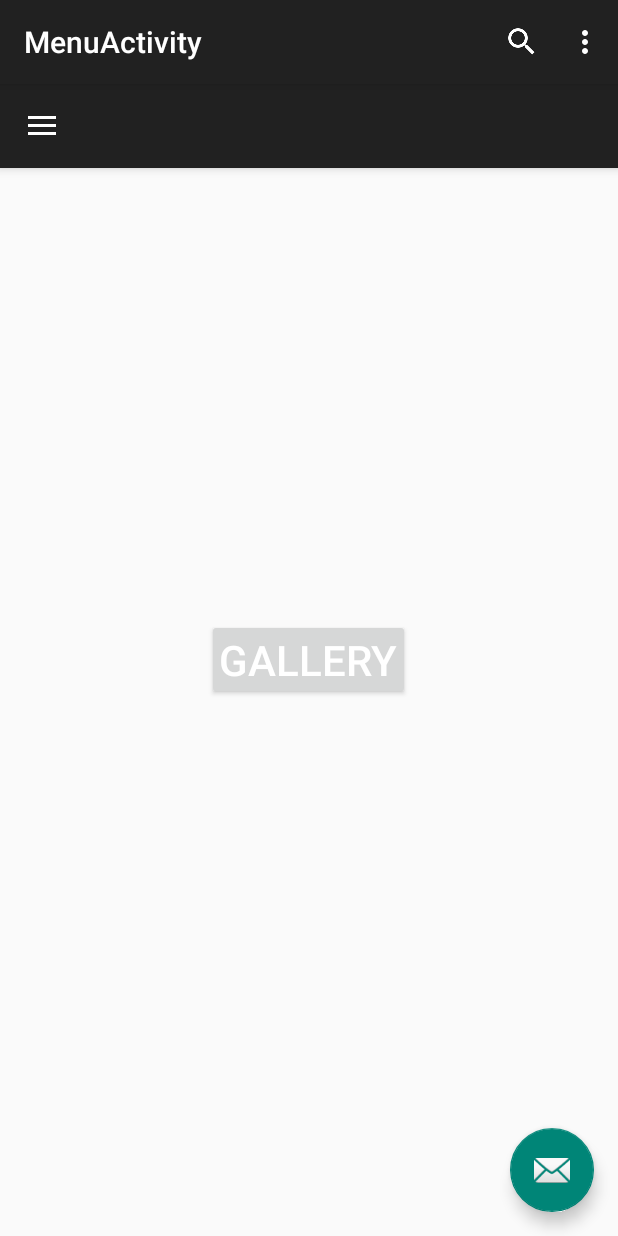
After one commit to websterhf18/SimpleASNLogin, an Android app: the fragment GalleryFragment placed in its activity, on a phone screen of 412 x 824 dp. The commit adds this screen. Run offline under Robolectric (Android 15) with nearby library versions, the phone set to English and light mode, and no system bars; 1 statement that could not run was skipped.

Commit message:
Drawer files v2

```diff
--- /dev/null
+++ b/app/src/main/java/com/asnlogin/websterh18/simpleasnlogin/GalleryFragment.java
@@ -0,0 +1,30 @@
+package com.asnlogin.websterh18.simpleasnlogin;
+
+
+import android.os.Bundle;
+import android.support.v4.app.Fragment;
+import android.view.LayoutInflater;
+import android.view.View;
+import android.view.ViewGroup;
+
+
+/**
+ * A simple {@link Fragment} subclass.
+ */
+public class GalleryFragment extends Fragment {
+
+
+    public GalleryFragment() {
+        // Required empty public constructor
+    }
+
+
+    @Override
+    public View onCreateView(LayoutInflater inflater, ViewGroup container,
+                             Bundle savedInstanceState) {
+        // Inflate the layout for this fragment
+        return inflater.inflate(R.layout.fragment_gallery, container, false);
+    }
+
+
+}
--- /dev/null
+++ b/app/src/main/res/layout/fragment_gallery.xml
@@ -0,0 +1,17 @@
+<RelativeLayout xmlns:android="http://schemas.android.com/apk/res/android"
+    xmlns:tools="http://schemas.android.com/tools" android:layout_width="match_parent"
+    android:layout_height="match_parent"
+    tools:context="com.asnlogin.websterh18.simpleasnlogin.GalleryFragment">
+
+    <Button
+        android:layout_width="wrap_content"
+        android:layout_height="wrap_content"
+        android:text="GALLERY"
+        android:padding="8dp"
+        android:textColor="#fff"
+        android:textSize="28sp"
+        android:id="@+id/textView"
+        android:layout_centerVertical="true"
+        android:layout_centerHorizontal="true" />
+
+</RelativeLayout>
--- a/app/src/main/res/menu/activity_main_drawer.xml
+++ b/app/src/main/res/menu/activity_main_drawer.xml
@@ -1,8 +1,24 @@
-<menu xmlns:android="http://schemas.android.com/apk/res/android"
-    xmlns:app="http://schemas.android.com/apk/res-auto">
-    <item
-        android:id="@+id/action_settings"
-        android:orderInCategory="100"
-        android:title="@string/action_settings"
-        app:showAsAction="never" />
+<?xml version="1.0" encoding="utf-8"?>
+<menu xmlns:android="http://schemas.android.com/apk/res/android">
+
+    <group android:checkableBehavior="single">
+        <item android:id="@+id/nav_camara" android:icon="@android:drawable/ic_menu_camera"
+            android:title="Import" />
+        <item android:id="@+id/nav_gallery" android:icon="@android:drawable/ic_menu_gallery"
+            android:title="Gallery" />
+        <item android:id="@+id/nav_slideshow" android:icon="@android:drawable/ic_menu_slideshow"
+            android:title="Slideshow" />
+        <item android:id="@+id/nav_manage" android:icon="@android:drawable/ic_menu_manage"
+            android:title="Tools" />
+    </group>
+
+    <item android:title="Communicate">
+        <menu>
+            <item android:id="@+id/nav_share" android:icon="@android:drawable/ic_menu_share"
+                android:title="Share" />
+            <item android:id="@+id/nav_send" android:icon="@android:drawable/ic_menu_send"
+                android:title="Send" />
+        </menu>
+    </item>
+
 </menu>
```
Also changed, not shown: app/src/main/java/com/asnlogin/websterh18/simpleasnlogin/MenuActivity.java (+75 -6 lines), app/src/main/res/menu/main.xml (line endings or trailing spaces).
